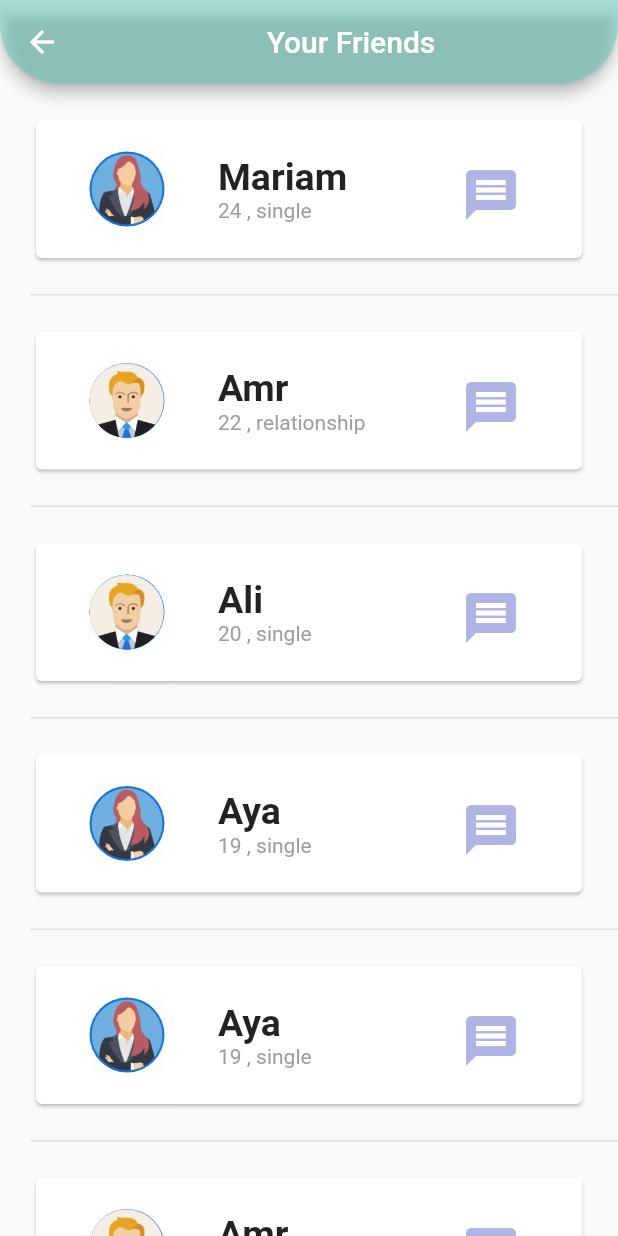
After one commit to AhmedGamal-29/wesal, a Flutter app: the FriendsScreen screen opened by its route, on a phone screen of 412 x 824 dp. The commit adds this screen. Run offline on Flutter 3.47's test engine with Material 2 defaults, Android fonts, the phone set to English and light mode, and no system bars; our stand-ins replace searchfield.

Commit message:
requests, friends screen

```diff
--- a/lib/main.dart
+++ b/lib/main.dart
@@ -1,6 +1,8 @@
 import 'package:flutter/material.dart';
+import 'package:marry_me/screens/friends_screen.dart';
 import 'package:marry_me/screens/login_screen.dart';
 import 'package:marry_me/screens/register_screen.dart';
+import 'package:marry_me/screens/requests_screen.dart';
 import 'package:marry_me/screens/search_screen.dart';
 import 'package:marry_me/screens/welcome_screen.dart';
 import 'package:marry_me/screens/users_screen.dart';
@@ -14,13 +16,15 @@ class MyApp extends StatelessWidget {
   Widget build(BuildContext context) {
     return MaterialApp(
       debugShowCheckedModeBanner: false,
-      initialRoute: SearchScreen.id,
+      initialRoute: RegisterScreen.id,
       routes: {
         WelcomeScreen.id: (context) => const WelcomeScreen(),
         LoginScreen.id: (context) => const LoginScreen(),
         RegisterScreen.id: (context) => const RegisterScreen(),
         UsersScreen.id: (context) => const UsersScreen(),
         SearchScreen.id: (context) => const SearchScreen(),
+        FriendsScreen.id: (context) => const FriendsScreen(),
+        RequestsScreen.id: (context) => const RequestsScreen(),
       },
     );
   }
--- /dev/null
+++ b/lib/screens/friends_screen.dart
@@ -0,0 +1,45 @@
+import 'package:flutter/material.dart';
+import 'package:flutter/src/widgets/container.dart';
+import 'package:flutter/src/widgets/framework.dart';
+import 'package:marry_me/components/default_useritem.dart';
+import 'package:marry_me/constants/const.dart';
+import 'package:marry_me/screens/users_screen.dart';
+
+class FriendsScreen extends StatefulWidget {
+  static const id = "friends_screen";
+  const FriendsScreen({super.key});
+
+  @override
+  State<FriendsScreen> createState() => _FriendsScreenState();
+}
+
+class _FriendsScreenState extends State<FriendsScreen> {
+  @override
+  Widget build(BuildContext context) {
+    return Scaffold(
+      appBar: AppBar(
+        backgroundColor: k5Color,
+        title: const Center(child: Text('Your Friends')),
+        shape: const RoundedRectangleBorder(
+          borderRadius: BorderRadius.vertical(
+            bottom: Radius.circular(40),
+          ),
+        ),
+      ),
+      body: ListView.separated(
+        itemBuilder: (context, index) => defaultUserItem(users[index]),
+        separatorBuilder: (context, index) => Padding(
+          padding: const EdgeInsetsDirectional.only(
+            start: 20.0,
+          ),
+          child: Container(
+            width: double.infinity,
+            height: 1.0,
+            color: Colors.grey[300],
+          ),
+        ),
+        itemCount: users.length,
+      ),
+    );
+  }
+}
--- a/lib/screens/users_screen.dart
+++ b/lib/screens/users_screen.dart
@@ -11,7 +11,7 @@ List<User> users = [
     name: 'Mariam',
     phone: '+201115342559',
     gender: 'female',
-    status: 'married',
+    status: 'single',
     age: 24,
   ),
   User(
@@ -37,6 +37,38 @@ List<User> users = [
     gender: 'female',
     status: 'single',
     age: 19,
+  ),
+  User(
+    id: 5,
+    name: 'Aya',
+    phone: '+2087856136',
+    gender: 'female',
+    status: 'single',
+    age: 19,
+  ),
+  User(
+    id: 2,
+    name: 'Amr',
+    phone: '+201117842559',
+    gender: 'male',
+    status: 'relationship',
+    age: 22,
+  ),
+  User(
+    id: 7,
+    name: 'Aya',
+    phone: '+2087856136',
+    gender: 'female',
+    status: 'single',
+    age: 19,
+  ),
+  User(
+    id: 2,
+    name: 'Amr',
+    phone: '+201117842559',
+    gender: 'male',
+    status: 'relationship',
+    age: 22,
   ),
 ];
 
```
Also changed, not shown: lib/components/default_useritem.dart (+96 -4 lines), lib/screens/register_screen.dart (+56 -13 lines), lib/screens/requests_screen.dart (added, +45 -0 lines), pubspec.lock.
